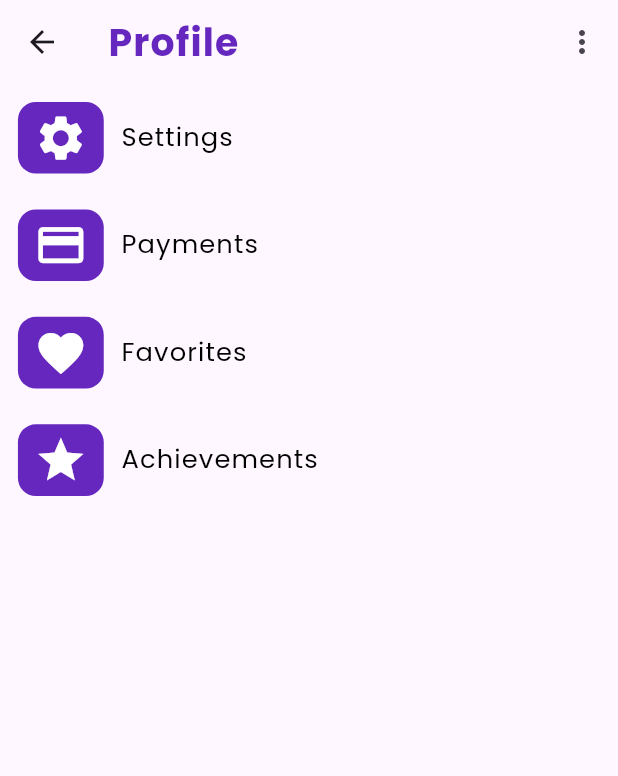
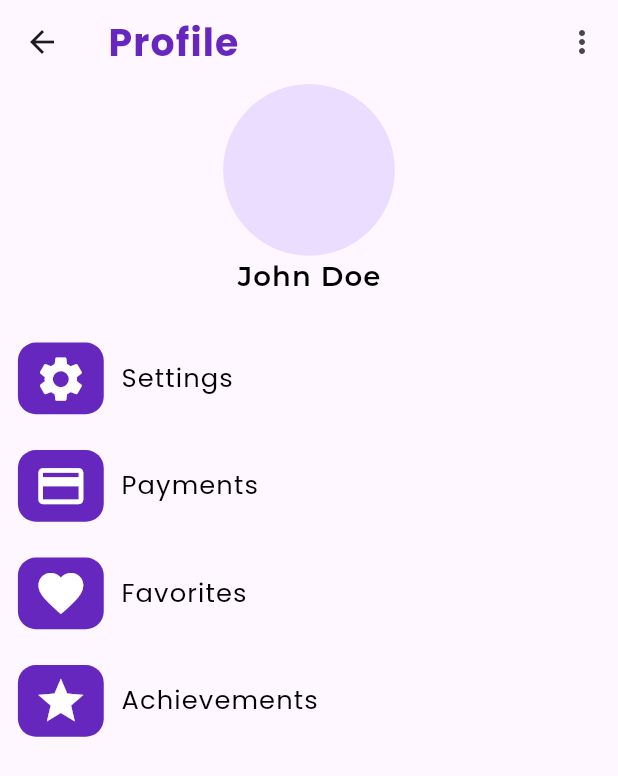
Before and after one commit to Hung6129/ihun_commerce, a Flutter app: the ProfilePage screen opened directly, on a phone screen of 412 x 824 dp. Shown: the top 776 px of the screen. Run offline on Flutter 3.47's test engine with Material 2 defaults, Android fonts, the phone set to English and light mode, and no system bars; our stand-ins replace bloc, cached_network_image, carousel_slider, dots_indicator, firebase_auth, firebase_core and 7 more; accounts and stored records are empty.

Commit message:
Update pages

```diff
--- a/lib/presentation/cart/cart_page.dart
+++ b/lib/presentation/cart/cart_page.dart
@@ -5,8 +5,10 @@ class CartPage extends StatelessWidget {
 
   @override
   Widget build(BuildContext context) {
-    return Scaffold(
-      appBar: AppBar(title: const Text('Cart Page')),
+    return const Scaffold(
+      body: Center(
+        child: Text('Cart'),
+      ),
     );
   }
 }
--- a/lib/presentation/favorite/favorite_page.dart
+++ b/lib/presentation/favorite/favorite_page.dart
@@ -10,6 +10,8 @@ class FavoritePage extends StatefulWidget {
 class _FavoritePageState extends State<FavoritePage> {
   @override
   Widget build(BuildContext context) {
-    return Container();
+    return const Center(
+      child: Text('Favorite'),
+    );
   }
 }
--- a/lib/presentation/profile/profile_page.dart
+++ b/lib/presentation/profile/profile_page.dart
@@ -1,7 +1,7 @@
 import 'package:flutter/material.dart';
 import 'package:flutter_screenutil/flutter_screenutil.dart';
 import 'package:ihun_commerce/config/routes/app_routes_name.dart';
-
+import 'package:ihun_commerce/config/styles/text_styles.dart';
 
 import 'widgets/profile_page_widgets.dart';
 
@@ -19,7 +19,14 @@ class _ProfilePageState extends State<ProfilePage> {
   Widget build(BuildContext context) {
     return Scaffold(
       appBar: profileAppBar(() {}),
-      body: Padding(
+      body: Column(
+        children: [
+          CircleAvatar(
+            radius: 50.r,
+          ),
+          Text('John Doe', style: TextStyles.customStyle.bold.mediumText),
+          const SizedBox(height: 20),
+          Padding(
             padding: EdgeInsets.all(10.h),
             child: buildListViewControls(
               () {
@@ -32,6 +39,8 @@ class _ProfilePageState extends State<ProfilePage> {
               () {},
             ),
           ),
+        ],
+      ),
     );
   }
 }
```
Also changed, not shown: lib/presentation/search/search_page.dart (added, +19 -0 lines). Lines whose indentation alone changed are shown as unchanged.
